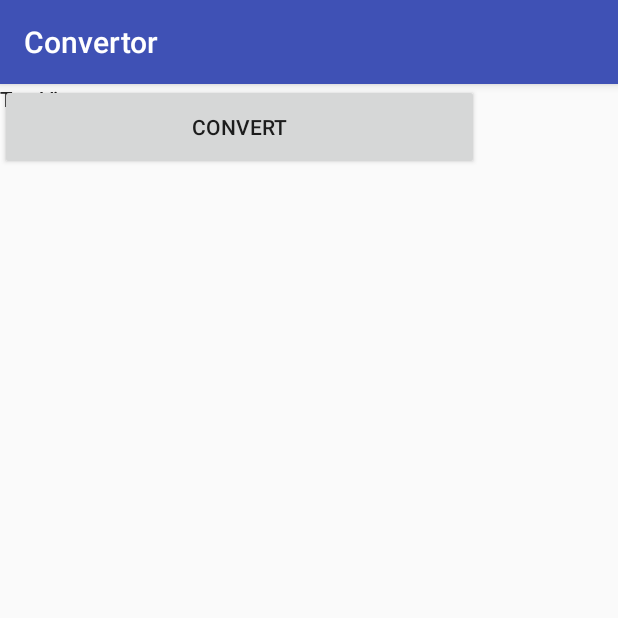
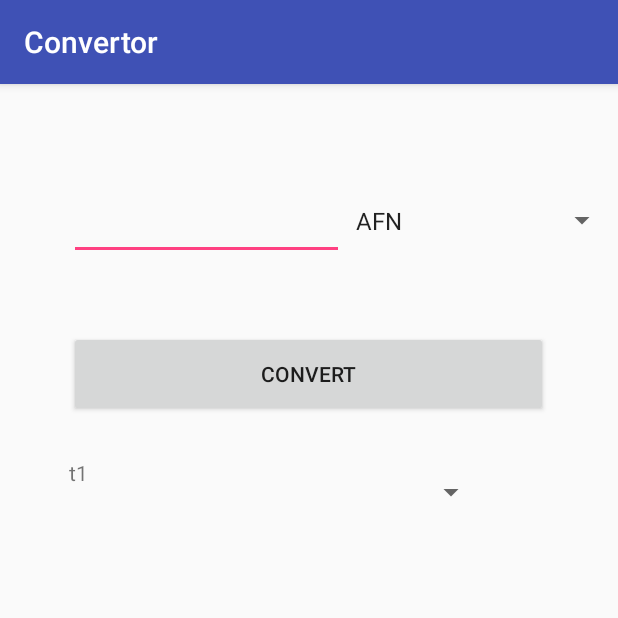
Before and after one commit to anda5/Convertor, an Android app: the screen it shows after launch (MainActivity), after a tap on "CONVERT", on a phone screen of 412 x 824 dp, the top half of it. Run offline under Robolectric (Android 15) with nearby library versions, the phone set to English and light mode, and no system bars; 2 statements that could not run were skipped.

Commit message:
Parse Json response
Populate spinner with multiple values

```diff
--- a/Convertor/Convertor2/app/src/main/AndroidManifest.xml
+++ b/Convertor/Convertor2/app/src/main/AndroidManifest.xml
@@ -1,7 +1,8 @@
 <?xml version="1.0" encoding="utf-8"?>
 <manifest xmlns:android="http://schemas.android.com/apk/res/android"
     package="com.convertor.convertor" >
-
+    <uses-permission android:name="android.permission.ACCESS_NETWORK_STATE"/>
+    <uses-permission android:name="android.permission.INTERNET"/>
     <application
         android:allowBackup="true"
         android:icon="@mipmap/ic_launcher"
--- /dev/null
+++ b/Convertor/Convertor2/app/src/main/java/com/convertor/convertor/CurrencySymbol.java
@@ -0,0 +1,38 @@
+package com.convertor.convertor;
+
+import java.util.Currency;
+import java.util.Locale;
+import java.util.Map;
+import java.util.TreeMap;
+
+/**
+ * Created by Acer on 9/11/2017.
+ */
+
+public class CurrencySymbol {
+
+
+    /**
+     * Get the currencies code from the available locales information.
+     *
+     * @return a map of currencies code.
+     */
+    public Map getAvailableCurrencies() {
+        Locale[] locales = Locale.getAvailableLocales();
+
+        //
+        // We use TreeMap so that the order of the data in the map sorted
+        // based on the country name.
+        //
+        Map currencies = new TreeMap();
+        for (Locale locale : locales) {
+            try {
+                currencies.put(locale.getDisplayCountry(),
+                        Currency.getInstance(locale).getCurrencyCode());
+            } catch (Exception e) {
+                // when the locale is not supported
+            }
+        }
+        return currencies;
+    }
+}
--- a/Convertor/Convertor2/app/src/main/java/com/convertor/convertor/JsonParser.java
+++ /dev/null
@@ -1,130 +0,0 @@
-package com.convertor.convertor;
-
-import android.os.AsyncTask;
-import android.util.Log;
-
-import org.apache.http.HttpEntity;
-import org.apache.http.HttpResponse;
-import org.apache.http.client.ClientProtocolException;
-import org.apache.http.client.HttpClient;
-import org.apache.http.client.methods.HttpPost;
-import org.apache.http.impl.client.DefaultHttpClient;
-import org.apache.http.util.EntityUtils;
-import org.json.JSONException;
-import org.json.JSONObject;
-
-import java.io.IOException;
-import java.lang.reflect.Array;
-import java.net.ProtocolException;
-
-/**
- * Created by Acer on 9/9/2017.
- */
-
-class JsonParser extends AsyncTask<String, String, String[]> {
-
-    private int mIndex;
-    private String theResult[];
-    @Override
-    protected String[] doInBackground(String... params) {
-        if (mIndex == 0) {
-            String s;
-            try {
-                s = getJson("http://query.yahooapis.com/v1/public/yql?q=select%20*%20from%20yahoo.finance.xchange%20where%20pair%20in%20(%22USDINR,USDEUR%22)&format=json&env=store%3A%2F%2Fdatatables.org%2Falltableswithkeys&callback=");
-                JSONObject jObj;
-                jObj = new JSONObject(s);
-                theResult[0] = jObj.getJSONObject("query")
-                        .getJSONObject("results").getJSONObject("rate")
-                        .getString("Rate");
-                theResult[1] = jObj.getJSONObject("query")
-                        .getJSONObject("results").getJSONObject("rate")
-                        .getString("Rate");
-
-                System.out.println(theResult);
-            } catch (JSONException e) {
-                e.printStackTrace();
-            } catch (ClientProtocolException e) {
-                e.printStackTrace();
-            } catch (IOException e) {
-                e.printStackTrace();
-            }
-
-            return theResult;
-
-        } else if (mIndex == 1) {
-            String s;
-            try {
-                s = getJson("http://query.yahooapis.com/v1/public/yql?q=select%20*%20from%20yahoo.finance.xchange%20where%20pair%20in%20(%22INRUSD,INREUR%22)&format=json&env=store%3A%2F%2Fdatatables.org%2Falltableswithkeys&callback=");
-                JSONObject jObj;
-                jObj = new JSONObject(s);
-                theResult[0] = jObj.getJSONObject("query")
-                        .getJSONObject("results").getJSONObject("rate")
-                        .getString("Rate");
-                theResult[1] = jObj.getJSONObject("query")
-                        .getJSONObject("results").getJSONObject("rate")
-                        .getString("Rate");
-
-                System.out.println(theResult);
-            } catch (JSONException e) {
-                e.printStackTrace();
-            } catch (ClientProtocolException e) {
-                e.printStackTrace();
-            } catch (IOException e) {
-                e.printStackTrace();
-            }
-
-            return theResult;
-        } else if (mIndex == 2) {
-            String s;
-            try {
-                s = getJson("http://query.yahooapis.com/v1/public/yql?q=select%20*%20from%20yahoo.finance.xchange%20where%20pair%20in%20(%22EURINR,EURUSD%22)&format=json&env=store%3A%2F%2Fdatatables.org%2Falltableswithkeys&callback=");
-                JSONObject jObj;
-                jObj = new JSONObject(s);
-                theResult[0] = jObj.getJSONObject("query")
-                        .getJSONObject("results").getJSONObject("rate")
-                        .getString("Rate");
-                theResult[1] = jObj.getJSONObject("query")
-                        .getJSONObject("results").getJSONObject("rate")
-                        .getString("Rate");
-
-                System.out.println(theResult);
-            } catch (JSONException e) {
-                e.printStackTrace();
-            } catch (ClientProtocolException e) {
-                e.printStackTrace();
-            } catch (IOException e) {
-                e.printStackTrace();
-            }
-
-        }return theResult;
-
-    }
-
-    public String getJson(String url)throws IOException, ProtocolException {
-        String response ="";
-
-        try {
-
-            HttpClient httpclient = new DefaultHttpClient();
-
-            HttpPost httppost = new HttpPost(url);
-
-
-            HttpResponse responce = httpclient.execute(httppost);
-
-            HttpEntity httpEntity = responce.getEntity();
-
-            response = EntityUtils.toString(httpEntity);
-
-            Log.d("response is", response);
-
-
-
-        } catch (Exception ex) {
-
-            ex.printStackTrace();
-
-        }
-        return response;
-    }
-}
--- a/Convertor/Convertor2/app/src/main/java/com/convertor/convertor/MainActivity.java
+++ b/Convertor/Convertor2/app/src/main/java/com/convertor/convertor/MainActivity.java
@@ -13,10 +13,26 @@ import android.widget.Spinner;
 import android.widget.TextView;
 
 
+import org.apache.http.HttpEntity;
+import org.apache.http.HttpResponse;
+import org.apache.http.NameValuePair;
+import org.apache.http.client.ClientProtocolException;
+import org.apache.http.client.HttpClient;
+import org.apache.http.client.entity.UrlEncodedFormEntity;
+import org.apache.http.client.methods.HttpPost;
+import org.apache.http.impl.client.DefaultHttpClient;
+import org.json.JSONArray;
+import org.json.JSONException;
 import org.json.JSONObject;
 
+import java.io.BufferedReader;
 import java.io.IOException;
-import java.net.ProtocolException;
+import java.io.InputStream;
+import java.io.InputStreamReader;
+import java.io.UnsupportedEncodingException;
+import java.util.ArrayList;
+import java.util.List;
+import java.util.Map;
 
 public class MainActivity extends AppCompatActivity {
 
@@ -26,9 +42,11 @@ public class MainActivity extends AppCompatActivity {
     private EditText mEdit;
     private Button mButton;
     private Spinner mSpinner;
-    private int mIndex;
-
-
+    public  int mIndex;
+    public  double mValue;
+    private String theResult[] = new String[2] ;
+    private String convertFrom;
+    private List<String> array = new ArrayList<String>();
     @Override
     protected void onCreate(Bundle savedInstanceState) {
         super.onCreate(savedInstanceState);
@@ -39,16 +57,26 @@ public class MainActivity extends AppCompatActivity {
         mSpinner = (Spinner) findViewById(R.id.spinner);
         mUsd = (TextView) findViewById(R.id.usd);
         mInr = (TextView) findViewById(R.id.inr);
-        mEur = (TextView) findViewById(R.id.eur);
 
+        CurrencySymbol cs = new CurrencySymbol();
+
+        Map currencies = cs.getAvailableCurrencies();
+        for (Object country : currencies.keySet()) {
+            String currencyCode = (String) currencies.get(country);
+            array.add(currencyCode);
+            System.out.println(country + " => " + currencyCode);
+        }
+        ArrayAdapter<String> dataAdapter = new ArrayAdapter<String>(this,
+                android.R.layout.simple_spinner_item, array);
         ArrayAdapter<CharSequence> adapter = ArrayAdapter.createFromResource(this, R.array.currency, android.R.layout.simple_spinner_item);
         adapter.setDropDownViewResource(android.R.layout.select_dialog_singlechoice);
-        mSpinner.setAdapter(adapter);
+        mSpinner.setAdapter(dataAdapter);
 
         mSpinner.setOnItemSelectedListener(new AdapterView.OnItemSelectedListener() {
             @Override
             public void onItemSelected(AdapterView<?> parent, View view, int position, long id) {
                 mIndex = position;
+               convertFrom = parent.getItemAtPosition(mIndex).toString();
             }
 
             @Override
@@ -62,7 +90,7 @@ public class MainActivity extends AppCompatActivity {
             public void onClick(View v) {
 
                 String value = mEdit.getText().toString();
-                Double mValue = Double.parseDouble(value);
+                mValue = Double.parseDouble(value);
 
 
                 new JsonParser().execute();
@@ -72,6 +100,89 @@ public class MainActivity extends AppCompatActivity {
 
     }
 
+    class JsonParser extends AsyncTask<String, String, Void> {
 
 
+        InputStream inputStream = null;
+        String result = "";
+
+
+
+
+        @Override
+        protected Void doInBackground(String... params) {
+
+            URL url= new URL();
+            String url_select = url.formatURL(convertFrom);
+
+            ArrayList<NameValuePair> param = new ArrayList<NameValuePair>();
+
+            try {
+                // Set up HTTP post
+
+                // HttpClient is more then less deprecated. Need to change to URLConnection
+                HttpClient httpClient = new DefaultHttpClient();
+
+                HttpPost httpPost = new HttpPost(url_select);
+                httpPost.setEntity(new UrlEncodedFormEntity(param));
+                HttpResponse httpResponse = httpClient.execute(httpPost);
+                HttpEntity httpEntity = httpResponse.getEntity();
+
+                // Read content & Log
+                inputStream = httpEntity.getContent();
+            } catch (UnsupportedEncodingException e1) {
+                Log.e("UnsupportedEncodingException", e1.toString() + "");
+                e1.printStackTrace();
+            } catch (ClientProtocolException e2) {
+                Log.e("ClientProtocolException", e2.toString());
+                e2.printStackTrace();
+            } catch (IllegalStateException e3) {
+                Log.e("IllegalStateException", e3.toString());
+                e3.printStackTrace();
+            } catch (IOException e4) {
+                Log.e("IOException", e4.toString());
+                e4.printStackTrace();
+            }
+            // Convert response to string using String Builder
+            try {
+                BufferedReader bReader = new BufferedReader(new InputStreamReader(inputStream, "utf-8"), 8);
+                StringBuilder sBuilder = new StringBuilder();
+
+                String line = null;
+                while ((line = bReader.readLine()) != null) {
+                    sBuilder.append(line + "\n");
+                }
+
+                inputStream.close();
+                result = sBuilder.toString();
+
+            } catch (Exception e) {
+                Log.e("StringBuilding & BufferedReader", "Error converting result " + e.toString());
+            }
+
+            JSONObject jObj = null;
+            try {
+                jObj = new JSONObject(result);
+            } catch (JSONException e1) {
+                e1.printStackTrace();
+            }
+            try {
+                theResult[0] = jObj.getJSONObject("query")
+                        .getJSONObject("results").getJSONObject("rate")
+                        .getString("Rate");
+            } catch (JSONException e1) {
+                e1.printStackTrace();
+            }
+            return null;
+        }
+
+        protected void onPostExecute(Void v) {
+
+
+            Double d = Double.parseDouble(theResult[0]);
+            mUsd.setText(d*mValue + "");
+
+        }
+    }
+
 }
--- /dev/null
+++ b/Convertor/Convertor2/app/src/main/java/com/convertor/convertor/URL.java
@@ -0,0 +1,13 @@
+package com.convertor.convertor;
+
+/**
+ * Created by Acer on 9/11/2017.
+ */
+
+public  class  URL {
+
+     public String formatURL(String str){
+         String s =  "http://query.yahooapis.com/v1/public/yql?q=select%20*%20from%20yahoo.finance.xchange%20where%20pair%20in%20(%22"+str+"RON%22)&format=json&env=store%3A%2F%2Fdatatables.org%2Falltableswithkeys&callback=";
+         return s;
+     }
+}
--- a/Convertor/Convertor2/app/src/main/res/layout/activity_main.xml
+++ b/Convertor/Convertor2/app/src/main/res/layout/activity_main.xml
@@ -1,5 +1,5 @@
 <?xml version="1.0" encoding="utf-8"?>
-<android.support.constraint.ConstraintLayout
+<RelativeLayout
     xmlns:android="http://schemas.android.com/apk/res/android"
     xmlns:tools="http://schemas.android.com/tools"
     xmlns:app="http://schemas.android.com/apk/res-auto"
@@ -7,49 +7,65 @@
     android:layout_height="match_parent"
     tools:context="com.convertor.convertor.MainActivity">
 
-    <TextView
-        android:id="@+id/inr"
-        android:layout_width="315dp"
-        android:layout_height="45dp"
-        android:text="TextView"
-        tools:layout_editor_absoluteX="35dp"
-        tools:layout_editor_absoluteY="386dp" />
+
+    <Spinner
+        android:id="@+id/spinner2"
+        android:layout_width="95dp"
+        android:layout_height="51dp"
+        tools:layout_editor_absoluteX="255dp"
+        tools:layout_editor_absoluteY="75dp"
+        android:layout_alignTop="@+id/usd"
+        android:layout_alignLeft="@+id/spinner"
+        android:layout_alignStart="@+id/spinner"
+        android:layout_alignBottom="@+id/usd" />
 
     <EditText
+        android:id="@+id/edit"
         android:layout_width="183dp"
         android:layout_height="52dp"
-        android:id="@+id/edit"
-        tools:layout_editor_absoluteY="66dp"
-        tools:layout_editor_absoluteX="30dp" />
+        app:layout_constraintTop_toTopOf="parent"
+        tools:layout_editor_absoluteX="45dp"
+        tools:text="edit"
+        android:layout_alignTop="@+id/spinner"
+        android:layout_alignLeft="@+id/button"
+        android:layout_alignStart="@+id/button" />
 
     <Spinner
         android:id="@+id/spinner"
         android:layout_width="95dp"
         android:layout_height="51dp"
-        tools:layout_editor_absoluteX="258dp"
-        tools:layout_editor_absoluteY="66dp" />
+        tools:layout_editor_absoluteX="255dp"
+        tools:layout_editor_absoluteY="75dp"
+        android:layout_marginTop="65dp"
+        android:layout_below="@+id/inr"
+        android:layout_alignParentRight="true"
+        android:layout_alignParentEnd="true"
+        android:layout_toRightOf="@+id/edit"
+        android:layout_toEndOf="@+id/edit" />
 
     <Button
         android:id="@+id/button"
         android:layout_width="319dp"
         android:layout_height="57dp"
         android:text="Convert"
-        tools:layout_editor_absoluteX="34dp"
-        tools:layout_editor_absoluteY="153dp" />
+
+        android:layout_below="@+id/edit"
+        android:layout_centerHorizontal="true"
+        android:layout_marginTop="47dp" />
 
     <TextView
         android:id="@+id/usd"
         android:layout_width="317dp"
         android:layout_height="45dp"
-        android:text="TextView"
+        android:text="t1"
         tools:layout_editor_absoluteX="34dp"
-        tools:layout_editor_absoluteY="246dp" />
+        tools:layout_editor_absoluteY="275dp"
+        tools:text="text"
+        android:layout_marginTop="27dp"
+        android:layout_below="@+id/button"
+        android:layout_alignLeft="@+id/button"
+        android:layout_alignStart="@+id/button"
+        android:layout_alignRight="@+id/edit"
+        android:layout_alignEnd="@+id/edit" />
 
-    <TextView
-        android:id="@+id/eur"
-        android:layout_width="315dp"
-        android:layout_height="45dp"
-        android:text="TextView"
-        tools:layout_editor_absoluteX="36dp"
-        tools:layout_editor_absoluteY="316dp" />
-</android.support.constraint.ConstraintLayout>
+</RelativeLayout>
```
